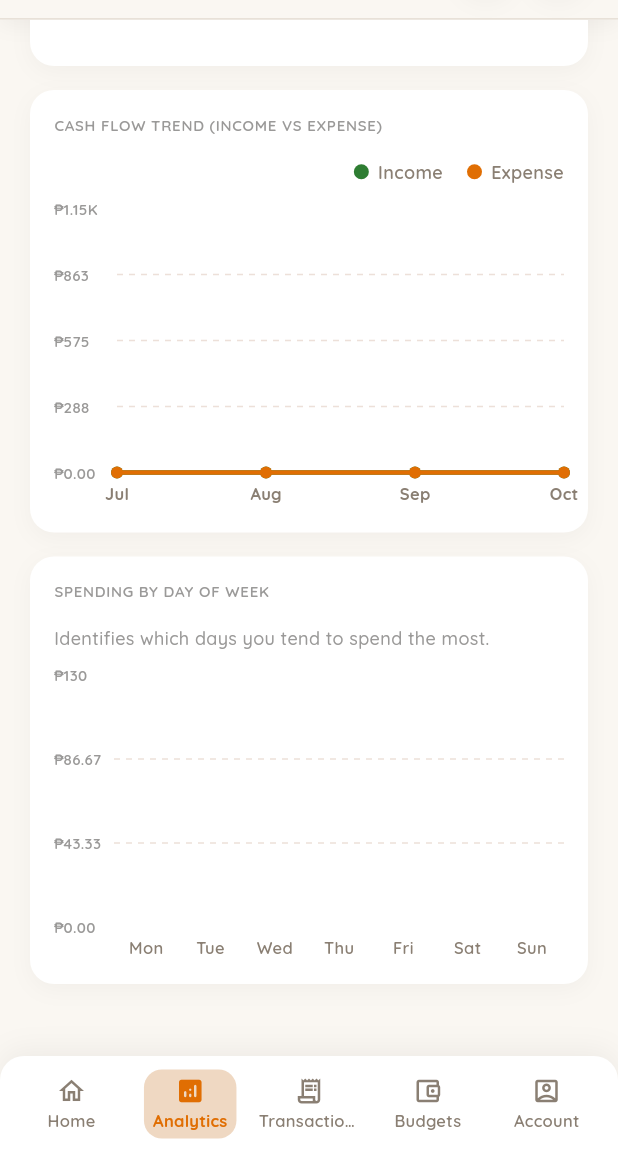
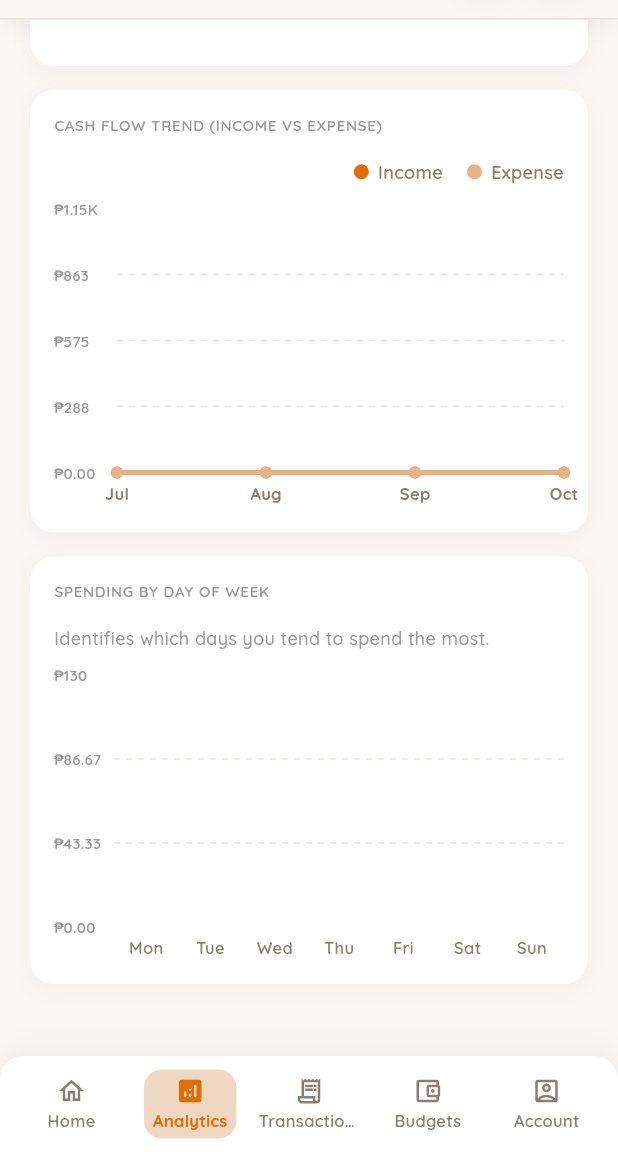
Before and after one commit to Ae-32/Weasly, a Flutter app: the screen it shows once a user with an empty profile is signed in, item 2 of the bottom bar chosen, scrolled down 470 dp, on a phone screen of 412 x 824 dp, the part 84-1236 px from its top. Run offline on Flutter 3.47's test engine with Material 3 defaults, Android fonts, the phone set to English and light mode, and no system bars; drawn by our look-alikes of fl_chart; our stand-ins replace cloud_firestore, firebase_auth, firebase_core, flutter_local_notifications, flutter_riverpod, flutter_secure_storage and 5 more; accounts and stored records are empty.

Commit message:
Analytics Color Pallete

```diff
--- a/lib/screens/statistics/statistics_screen.dart
+++ b/lib/screens/statistics/statistics_screen.dart
@@ -167,7 +167,7 @@ class StatisticsScreen extends ConsumerWidget {
           child: _buildKpiCard(
             title: 'TOTAL INCOME',
             value: currencyFormatter.format(stats.totalIncome),
-            valueColor: AppColors.accentSecondary,
+            valueColor: AppColors.accentPrimary,
           ),
         ),
       ],
--- a/lib/screens/statistics/widgets/cash_flow_line_chart.dart
+++ b/lib/screens/statistics/widgets/cash_flow_line_chart.dart
@@ -45,9 +45,9 @@ class CashFlowLineChart extends StatelessWidget {
         Row(
           mainAxisAlignment: MainAxisAlignment.end,
           children: [
-            _buildLegendItem('Income', const Color(0xFF2E7D32)),
+            _buildLegendItem('Income', AppColors.accentPrimary),
             const SizedBox(width: 16),
-            _buildLegendItem('Expense', AppColors.accentPrimary),
+            _buildLegendItem('Expense', const Color(0xFFE8B381)),
           ],
         ),
         const SizedBox(height: 16),
@@ -133,7 +133,7 @@ class CashFlowLineChart extends StatelessWidget {
                         GoogleFonts.quicksand(
                           fontSize: 11,
                           fontWeight: FontWeight.w700,
-                          color: isIncome ? const Color(0xFF81C784) : Colors.white,
+                          color: isIncome ? AppColors.accentPrimary : const Color(0xFFE8B381),
                         ),
                       );
                     }).toList();
@@ -146,11 +146,11 @@ class CashFlowLineChart extends StatelessWidget {
                   spots: incomeSpots,
                   isCurved: true,
                   barWidth: 3,
-                  color: const Color(0xFF2E7D32),
+                  color: AppColors.accentPrimary,
                   dotData: const FlDotData(show: true),
                   belowBarData: BarAreaData(
                     show: true,
-                    color: const Color(0xFF2E7D32).withAlpha((0.1 * 255).round()),
+                    color: AppColors.accentPrimary.withAlpha((0.15 * 255).round()),
                   ),
                 ),
                 // Expense Line
@@ -158,11 +158,11 @@ class CashFlowLineChart extends StatelessWidget {
                   spots: expenseSpots,
                   isCurved: true,
                   barWidth: 3,
-                  color: AppColors.accentPrimary,
+                  color: const Color(0xFFE8B381),
                   dotData: const FlDotData(show: true),
                   belowBarData: BarAreaData(
                     show: true,
-                    color: AppColors.accentPrimary.withAlpha((0.1 * 255).round()),
+                    color: const Color(0xFFE8B381).withAlpha((0.15 * 255).round()),
                   ),
                 ),
               ],
```
